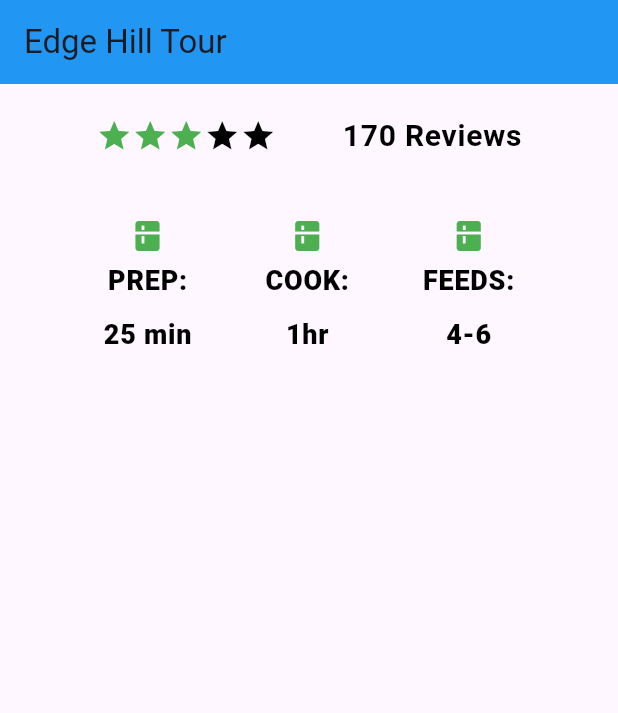
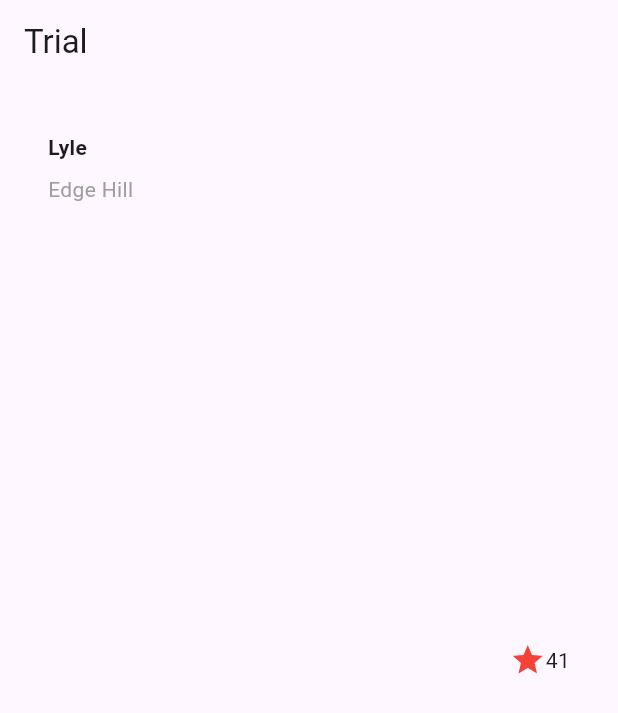
Before and after one commit to Squing0/Edge-Hill-Tour-Uni, a Flutter app: the screen it shows after launch, on a phone screen of 412 x 824 dp. Shown: the top 713 px of the screen. Run offline on Flutter 3.47's test engine with Material 3 defaults, Android fonts, the light colour scheme and no system bars.

Commit message:
Went further with tutorial

```diff
--- a/lib/layoutTrial.dart
+++ b/lib/layoutTrial.dart
@@ -0,0 +1,72 @@
+import 'package:flutter/material.dart';
+
+class MyApp2 extends StatelessWidget{
+  const MyApp2({super.key});
+
+  @override
+  Widget build(BuildContext context){
+    return MaterialApp(
+      title: "Trial",
+      home: Scaffold(
+        appBar: AppBar(
+          title: const Text("Trial"),
+        ),
+        body: const Center(
+          child: TitleSection(location: "Edge Hill", name: "Lyle"),
+        )
+      )
+    );
+  }
+}
+
+class TitleSection extends StatelessWidget{
+  const TitleSection({
+    super.key,
+    required this.name,
+    required this.location,
+  });
+
+  final String name;
+  final String location;
+
+  @override
+  Widget build(BuildContext context) {
+    return Padding(
+      padding: const EdgeInsets.all(32),
+      child: Row(
+        children: [
+          Expanded(
+            /*1*/
+            child: Column(
+              crossAxisAlignment: CrossAxisAlignment.start,
+              children: [
+                /*2*/
+                Padding(
+                  padding: const EdgeInsets.only(bottom: 8),
+                  child: Text(
+                    name,
+                    style: const TextStyle(
+                      fontWeight: FontWeight.bold,
+                    ),
+                  ),
+                ),
+                Text(
+                  location,
+                  style: TextStyle(
+                    color: Colors.grey[500],
+                  ),
+                ),
+              ],
+            ),
+          ),
+          /*3*/
+          Icon(
+            Icons.star,
+            color: Colors.red[500],
+          ),
+          const Text('41'),
+        ],
+      ),
+    );
+  }
+}
--- a/lib/main.dart
+++ b/lib/main.dart
@@ -1,4 +1,5 @@
 import 'package:flutter/material.dart';
+import 'layoutTrial.dart';
 
 void main() {
   runApp(
@@ -6,7 +7,7 @@
     //   "Hello, worl!",
     //   textDirection: TextDirection.ltr,
     // ),)
-    const MyApp(),
+    const MyApp2(),
   );
 }
 
```
